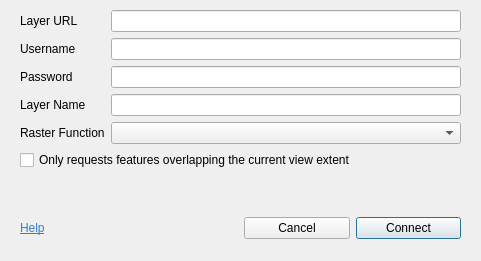
havochvatten/ArcGISConnector-QGIS-Plugin, file arcgiscon_dialog_new.ui: the form before one commit.
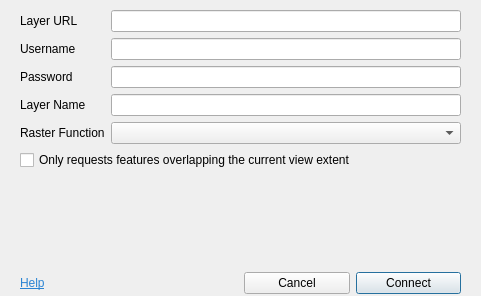
The form after the commit. Icons and pictures are not drawn.

```diff
--- a/arcgiscon_dialog_new.ui
+++ b/arcgiscon_dialog_new.ui
@@ -7,7 +7,7 @@
     <x>0</x>
     <y>0</y>
     <width>481</width>
-    <height>261</height>
+    <height>296</height>
    </rect>
   </property>
   <property name="minimumSize">
@@ -29,7 +29,7 @@
      <x>20</x>
      <y>10</y>
      <width>441</width>
-     <height>229</height>
+     <height>284</height>
     </rect>
    </property>
    <layout class="QVBoxLayout" name="verticalLayout">
```
Left out of the diff: 2 changed lines with no effect on the pictures.
